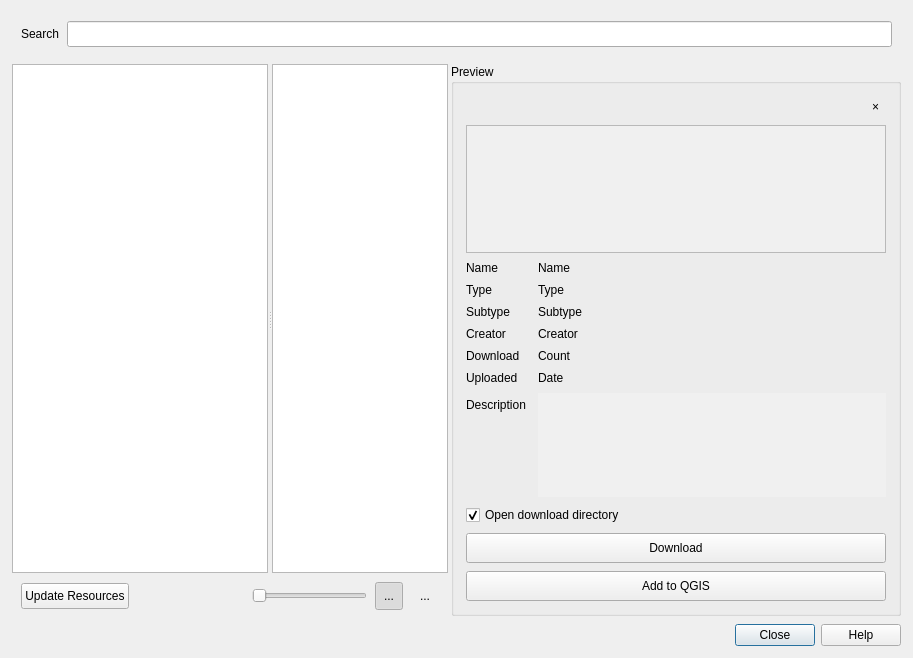
The window that qgis_hub_plugin/gui/resource_browser.ui (qgis/QGIS-Hub-Plugin) describes before a commit, drawn with Qt 5.
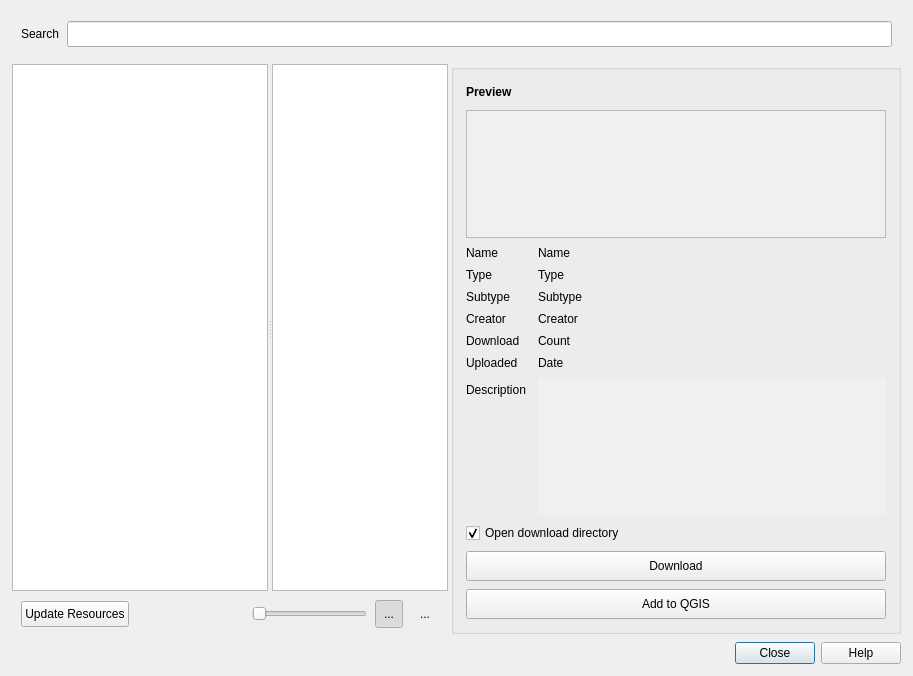
The same window after the commit. Icons and pictures are not drawn.

Commit message: Update the preview close button and title position

What changed in the file:
```diff
--- a/qgis_hub_plugin/gui/resource_browser.ui
+++ b/qgis_hub_plugin/gui/resource_browser.ui
@@ -7,7 +7,7 @@
     <x>0</x>
     <y>0</y>
     <width>913</width>
-    <height>658</height>
+    <height>676</height>
    </rect>
   </property>
   <property name="windowTitle">
@@ -399,7 +399,7 @@
          </size>
         </property>
         <property name="title">
-         <string>Preview</string>
+         <string/>
         </property>
         <layout class="QFormLayout" name="formLayout_2">
          <property name="leftMargin">
@@ -435,6 +435,13 @@
             <property name="bottomMargin">
              <number>0</number>
             </property>
+            <item>
+             <widget class="QLabel" name="label">
+              <property name="text">
+               <string>&lt;html&gt;&lt;head/&gt;&lt;body&gt;&lt;p&gt;&lt;span style=&quot; font-weight:600;&quot;&gt;Preview&lt;/span&gt;&lt;/p&gt;&lt;/body&gt;&lt;/html&gt;</string>
+              </property>
+             </widget>
+            </item>
             <item>
              <spacer name="previewHeaderSpacer">
               <property name="orientation">
@@ -450,8 +457,18 @@
             </item>
             <item>
              <widget class="QToolButton" name="closePreviewButton">
-              <property name="text">
-               <string>×</string>
+              <property name="maximumSize">
+               <size>
+                <width>20</width>
+                <height>20</height>
+               </size>
+              </property>
+              <property name="toolTip">
+               <string>Close preview</string>
+              </property>
+              <property name="icon">
+               <iconset>
+                <normaloff>:images/themes/default/mIconClose.svg</normaloff>:images/themes/default/mIconClose.svg</iconset>
               </property>
               <property name="autoRaise">
                <bool>true</bool>
```
Left out of the diff: 42 changed lines with no effect on the pictures.
